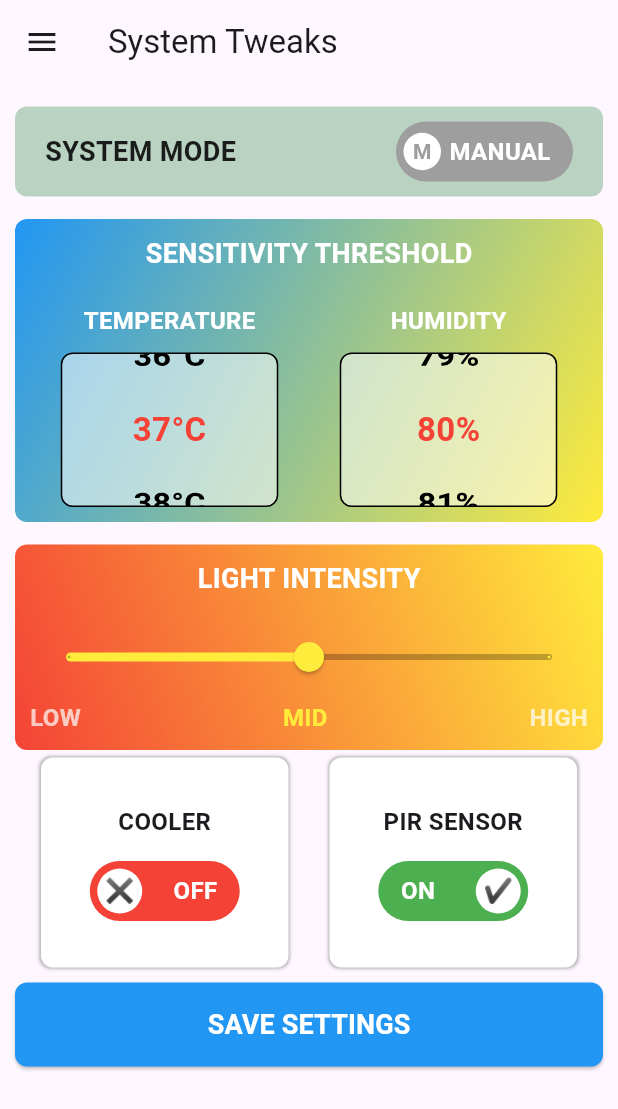
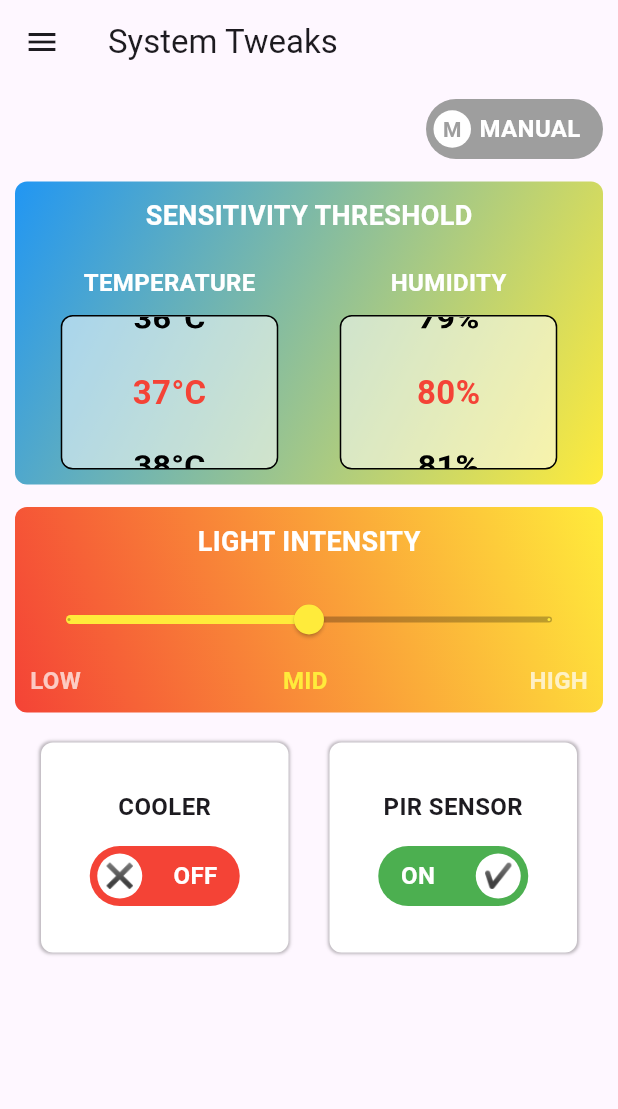
Before and after one commit to ezzzep/SMART-LOBBY-LIGHTING, a Flutter app: the SystemTweaks screen opened directly, on a phone screen of 412 x 824 dp. Shown: the top 1109 px of the screen. Run offline on Flutter 3.47's test engine with Material 3 defaults, Android fonts, the light colour scheme and no system bars; our stand-ins replace cloud_firestore, firebase_auth, firebase_core, flutter_blue_plus, fluttertoast, google_fonts and 2 more; accounts and stored records are empty.

Commit message:
tweaks finished and removed save button

```diff
--- a/lib/screens/login/login_screen.dart
+++ b/lib/screens/login/login_screen.dart
@@ -42,7 +42,8 @@ class _LoginState extends State<Login> {
           children: [
             Expanded(
               child: SingleChildScrollView(
-                padding: const EdgeInsets.symmetric(horizontal: 16, vertical: 16),
+                padding:
+                    const EdgeInsets.symmetric(horizontal: 16, vertical: 16),
                 child: Column(
                   mainAxisAlignment: MainAxisAlignment.center,
                   children: [
@@ -74,7 +75,7 @@ class _LoginState extends State<Login> {
         Image.asset(
           'assets/login/smart_lighting_icon.png',
           width: 260,
-          height: 260,
+          height: 230,
           fit: BoxFit.cover,
         ),
       ],
--- a/lib/screens/systemTweaks/system_tweaks_screen.dart
+++ b/lib/screens/systemTweaks/system_tweaks_screen.dart
@@ -37,18 +37,19 @@ class _SystemTweaksState extends State<SystemTweaks> {
         ),
       ),
       drawer: _buildDrawer(context),
-      body: SingleChildScrollView( // Wrap Column in SingleChildScrollView
+      body: SingleChildScrollView(
         child: Padding(
-          padding: const EdgeInsets.symmetric(vertical: 10.0), // Add padding for better spacing
+          padding: const EdgeInsets.symmetric(vertical: 10.0),
           child: Column(
             mainAxisSize: MainAxisSize.min,
             children: [
-              _buildSystemModeToggle(),
+              _buildSystemModeRow(),
+              const SizedBox(height: 5),
               _buildSensitivityThreshold(),
               _buildLightIntensitySlider(),
+              const SizedBox(height: 15),
               _buildToggleSwitches(),
-              _buildSaveButton(),
-              const SizedBox(height: 20), // Add bottom padding to prevent cutoff
+              const SizedBox(height: 20),
             ],
           ),
         ),
@@ -56,51 +57,44 @@ class _SystemTweaksState extends State<SystemTweaks> {
     );
   }
 
-  Widget _buildSaveButton() {
-    return Container(
-      width: double.infinity,
-      margin: const EdgeInsets.all(10),
-      child: ElevatedButton(
-        onPressed: () {},
-        style: ElevatedButton.styleFrom(
-          backgroundColor: Colors.blue,
-          padding: const EdgeInsets.symmetric(vertical: 15),
-          shape: RoundedRectangleBorder(
-            borderRadius: BorderRadius.circular(8),
-          ),
-        ),
-        child: const Text(
-          'SAVE SETTINGS',
-          style: TextStyle(
-            fontSize: 18,
-            fontWeight: FontWeight.bold,
-            color: Colors.white,
-          ),
-        ),
+  Widget _buildSystemModeRow() {
+    return Padding(
+      padding: const EdgeInsets.symmetric(horizontal: 10),
+      child: Row(
+        mainAxisAlignment: MainAxisAlignment.end, // Aligns toggle to the right
+        children: [
+          _buildSystemModeToggle(),
+        ],
       ),
     );
   }
 
+  // Widget _buildSaveButton() {
+  //   return SizedBox(
+  //     width: 118,
+  //     height: 40,
+  //     child: ElevatedButton(
+  //       onPressed: () {},
+  //       style: ElevatedButton.styleFrom(
+  //         backgroundColor: const Color.fromARGB(255, 226, 231, 235),
+  //         shape: RoundedRectangleBorder(
+  //           borderRadius: BorderRadius.circular(20),
+  //         ),
+  //       ),
+  //       child: const Text(
+  //         'SAVE',
+  //         style: TextStyle(
+  //           fontSize: 16,
+  //           fontWeight: FontWeight.bold,
+  //           color: Colors.black38,
+  //         ),
+  //       ),
+  //     ),
+  //   );
+  // }
+
   Widget _buildSystemModeToggle() {
-    return Container(
-      margin: const EdgeInsets.symmetric(horizontal: 10, vertical: 5),
-      padding: const EdgeInsets.symmetric(horizontal: 20, vertical: 10),
-      decoration: BoxDecoration(
-        borderRadius: BorderRadius.circular(8),
-        color: const Color.fromARGB(179, 155, 194, 166),
-      ),
-      child: Row(
-        mainAxisAlignment: MainAxisAlignment.spaceBetween,
-        children: [
-          const Text(
-            "SYSTEM MODE",
-            style: TextStyle(
-              color: Colors.black87,
-              fontWeight: FontWeight.bold,
-              fontSize: 18,
-            ),
-          ),
-          GestureDetector(
+    return GestureDetector(
       onTap: () {
         setState(() {
           _isSystemModeOn = !_isSystemModeOn;
@@ -158,9 +152,6 @@ class _SystemTweaksState extends State<SystemTweaks> {
             ),
           ],
         ),
-            ),
-          ),
-        ],
       ),
     );
   }
```
Lines whose indentation alone changed are shown as unchanged.
